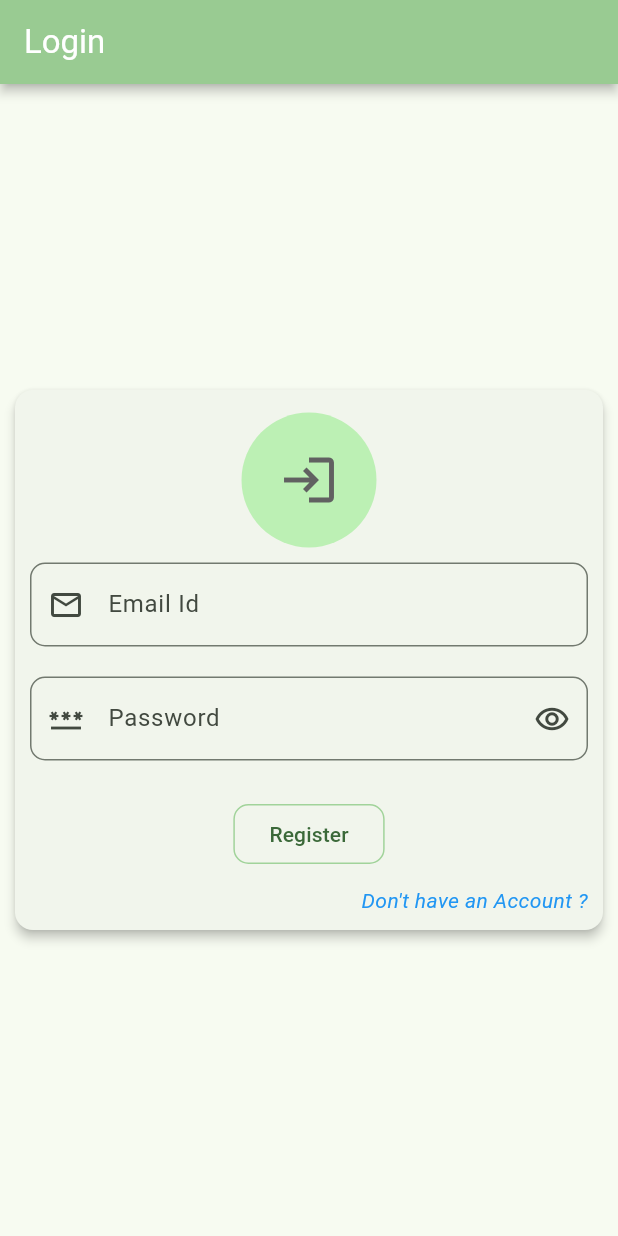
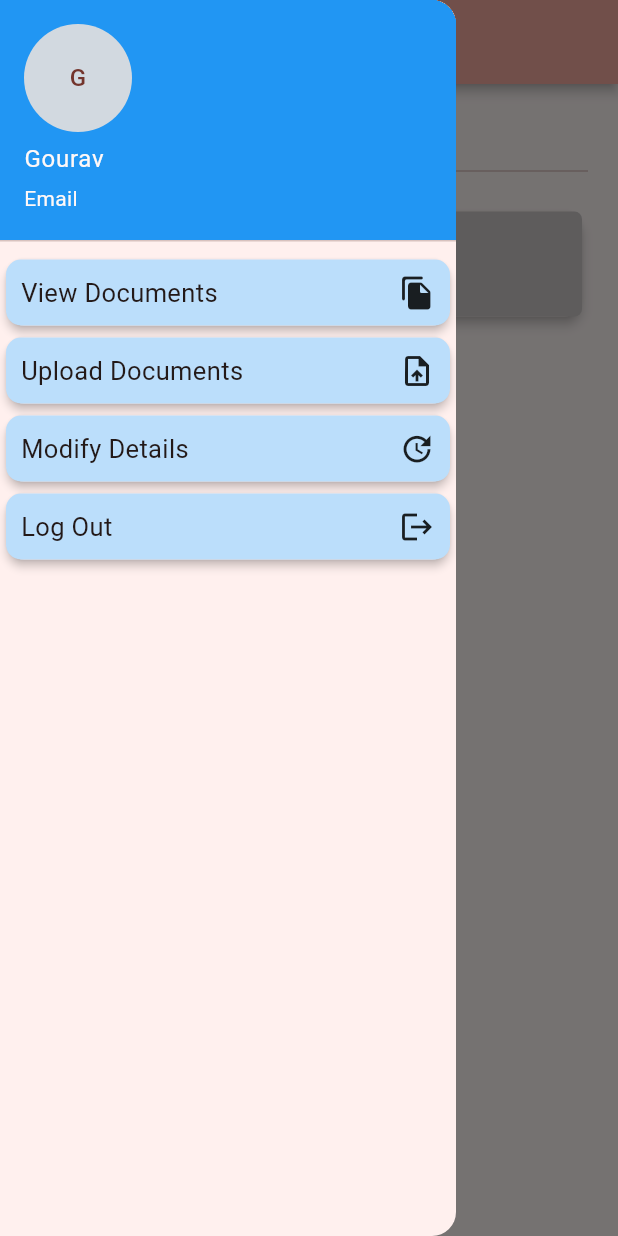
Before and after one commit to gouravpatil70/documents_store_app, a Flutter app: the screen it shows after launch, with the side drawer open (before the commit the screen has no drawer), on a phone screen of 412 x 824 dp. Run offline on Flutter 3.47's test engine with Material 3 defaults, Android fonts, the phone set to English and light mode, and no system bars.

Commit message:
Started working on UI design of the home_screen

```diff
--- a/lib/Screens/home_screen.dart
+++ b/lib/Screens/home_screen.dart
@@ -1,18 +1,101 @@
 import 'package:documents_store_app/Widgets/custom_app_bar.dart';
+import 'package:documents_store_app/Widgets/drawer_card_widget.dart';
 import 'package:flutter/material.dart';
+import 'package:flutter/widgets.dart';
 
-class HomePage extends StatefulWidget {
-  const HomePage({super.key});
+class HomeScreen extends StatefulWidget {
+  const HomeScreen({super.key});
 
   @override
-  State<HomePage> createState() => _HomePageState();
+  State<HomeScreen> createState() => _HomeScreenState();
 }
 
-class _HomePageState extends State<HomePage> {
+class _HomeScreenState extends State<HomeScreen> {
   @override
   Widget build(BuildContext context) {
     return Scaffold(
       appBar: CustomAppBar.customAppBar(context: context, appTitle: 'Welcome, '),
+      drawer: Drawer(
+        child: Column(
+          children: [
+            const UserAccountsDrawerHeader(
+              decoration: BoxDecoration(
+                color: Colors.blue,
+              ),
+              accountName: Text('Gourav'),
+              accountEmail: Text('Email'),
+              currentAccountPicture: CircleAvatar(
+                backgroundColor: Color.fromARGB(255, 210, 217, 224),
+                child: Text('G'),
+              ),
+            ),
+
+            DrawerCardChildren.customDrawerCardWidget(context: context, cardTitle: 'View Documents', cardIcon: Icons.file_copy_rounded),
+
+            DrawerCardChildren.customDrawerCardWidget(context: context, cardTitle: 'Upload Documents', cardIcon: Icons.upload_file_outlined),
+
+            DrawerCardChildren.customDrawerCardWidget(context: context, cardTitle: 'Modify Details', cardIcon: Icons.update),
+
+            DrawerCardChildren.customDrawerCardWidget(context: context, cardTitle: 'Log Out', cardIcon: Icons.logout),
+
+          ],
+        ),
+      ),
+
+      body: Container(
+        margin: const EdgeInsets.all(10.0),
+        padding: const EdgeInsets.all(10.0),
+        child: Column(
+          crossAxisAlignment: CrossAxisAlignment.start,
+          children: [
+
+            // Text : Recently Opened Applications
+            const Text(
+              'Recently opened Documents',
+              style: TextStyle(
+                fontSize: 19.0,
+                color: Colors.grey,
+                fontWeight: FontWeight.bold
+              ),
+            ),
+
+            // Divider
+            const Padding(
+              padding: EdgeInsets.only(top: 3.0, bottom: 15.0),
+              child: Divider(),
+            ),
+
+            // Recently Opened Applications
+            Expanded(
+              child: ListView.builder(
+                itemCount: 1,
+                itemBuilder: (BuildContext context, int index){
+                  return Card(
+                    elevation: 3.0,
+                    child: Container(
+                      padding: const EdgeInsets.all(25.0),
+                      decoration: BoxDecoration(
+                        color: const Color.fromARGB(255, 205, 201, 201),
+                        borderRadius: BorderRadius.circular(5.0)
+                      ),
+                      child: const Center(
+                        child: Text(
+                          'No any document opened',
+                          style: TextStyle(
+                            color: Color.fromARGB(255, 54, 54, 54),
+                          ),
+                        ),
+                      ),
+                    ),
+                  );
+                }
+              )
+            )
+          ],
+        ),
+      ),
     );
   }
+
+
 }
--- a/lib/main.dart
+++ b/lib/main.dart
@@ -1,3 +1,4 @@
+import 'package:documents_store_app/Screens/home_screen.dart';
 import 'package:documents_store_app/Screens/login_screen.dart';
 import 'package:documents_store_app/Screens/register_screen.dart';
 import 'package:flutter/material.dart';
@@ -15,10 +16,10 @@ class MyApp extends StatelessWidget{
     return MaterialApp(
       title: 'Document Storing Applicaton',
       theme: ThemeData(
-        colorScheme: ColorScheme.fromSeed(seedColor: Colors.green),
+        colorScheme: ColorScheme.fromSeed(seedColor: Colors.red),
         useMaterial3: true
       ),
-      home: const LoginScreen(),
+      home: const HomeScreen(),
 
       // Defining routes
       routes: <String,WidgetBuilder>{
```
